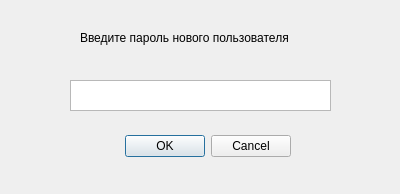
The window that ui_files/duplication.ui (PrincePepper/DVFU_Course_work_2020_yeticup) describes before a commit, drawn with Qt 5.
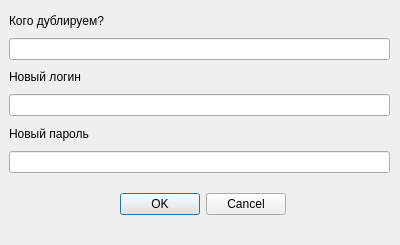
The same window after the commit.

Commit message: реализовано дублирование пользователей(тоже в отдельном потоке)

```diff
--- a/ui_files/duplication.ui
+++ b/ui_files/duplication.ui
@@ -7,19 +7,61 @@
     <x>0</x>
     <y>0</y>
     <width>400</width>
-    <height>194</height>
+    <height>245</height>
    </rect>
   </property>
   <property name="windowTitle">
    <string>Dialog</string>
   </property>
+  <widget class="QWidget" name="verticalLayoutWidget">
+   <property name="geometry">
+    <rect>
+     <x>9</x>
+     <y>9</y>
+     <width>381</width>
+     <height>164</height>
+    </rect>
+   </property>
+   <layout class="QVBoxLayout" name="verticalLayout">
+    <item>
+     <widget class="QLabel" name="label">
+      <property name="text">
+       <string>Кого дублируем?</string>
+      </property>
+     </widget>
+    </item>
+    <item>
+     <widget class="QLineEdit" name="old_login"/>
+    </item>
+    <item>
+     <widget class="QLabel" name="label_2">
+      <property name="text">
+       <string>Новый логин</string>
+      </property>
+     </widget>
+    </item>
+    <item>
+     <widget class="QLineEdit" name="new_login"/>
+    </item>
+    <item>
+     <widget class="QLabel" name="label_3">
+      <property name="text">
+       <string>Новый пароль</string>
+      </property>
+     </widget>
+    </item>
+    <item>
+     <widget class="QLineEdit" name="new_password"/>
+    </item>
+   </layout>
+  </widget>
   <widget class="QDialogButtonBox" name="buttonBox">
    <property name="geometry">
     <rect>
      <x>110</x>
-     <y>130</y>
-     <width>181</width>
-     <height>32</height>
+     <y>190</y>
+     <width>176</width>
+     <height>28</height>
     </rect>
    </property>
    <property name="orientation">
@@ -29,29 +71,6 @@
     <set>QDialogButtonBox::Cancel|QDialogButtonBox::Ok</set>
    </property>
   </widget>
-  <widget class="QLabel" name="label">
-   <property name="geometry">
-    <rect>
-     <x>80</x>
-     <y>30</y>
-     <width>281</width>
-     <height>16</height>
-    </rect>
-   </property>
-   <property name="text">
-    <string>Введите пароль нового пользователя</string>
-   </property>
-  </widget>
-  <widget class="QTextEdit" name="textEdit">
-   <property name="geometry">
-    <rect>
-     <x>70</x>
-     <y>80</y>
-     <width>261</width>
-     <height>31</height>
-    </rect>
-   </property>
-  </widget>
  </widget>
  <resources/>
  <connections>
```
The commit also changes 1 other file.
